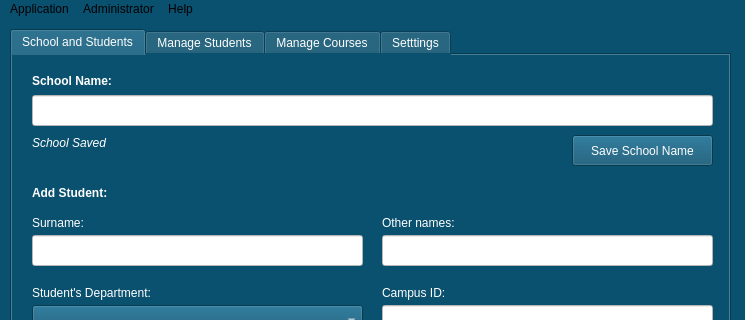
Before: the Qt Designer form adminArea.ui in josephrexme/registron, drawn with Qt 5; both pictures show x 0 to 745 and y 0 to 320 of the 745 by 514 pixel window.
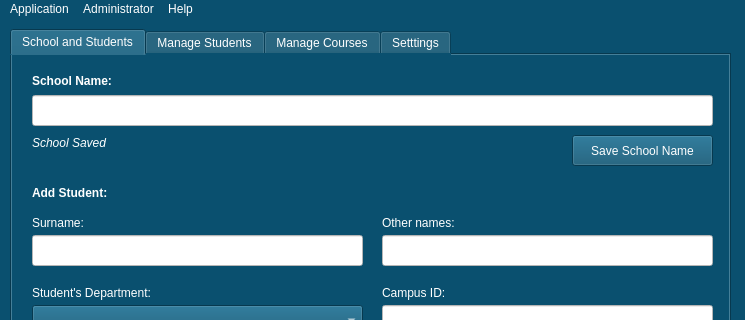
After: the same form once the commit is applied. Icons and pictures are not drawn.

Commit message: Modified Theme colors for Windows platform compatibility

What changed in the file:
```diff
--- a/adminArea.ui
+++ b/adminArea.ui
@@ -881,6 +881,12 @@
      <height>21</height>
     </rect>
    </property>
+   <property name="styleSheet">
+    <string notr="true">color: white;</string>
+   </property>
+   <property name="defaultUp">
+    <bool>false</bool>
+   </property>
    <widget class="QMenu" name="menuMenu">
     <property name="title">
      <string>Application</string>
```
Left out of the diff: 3 changed lines with no effect on the pictures. The commit also changes 23 other files.
